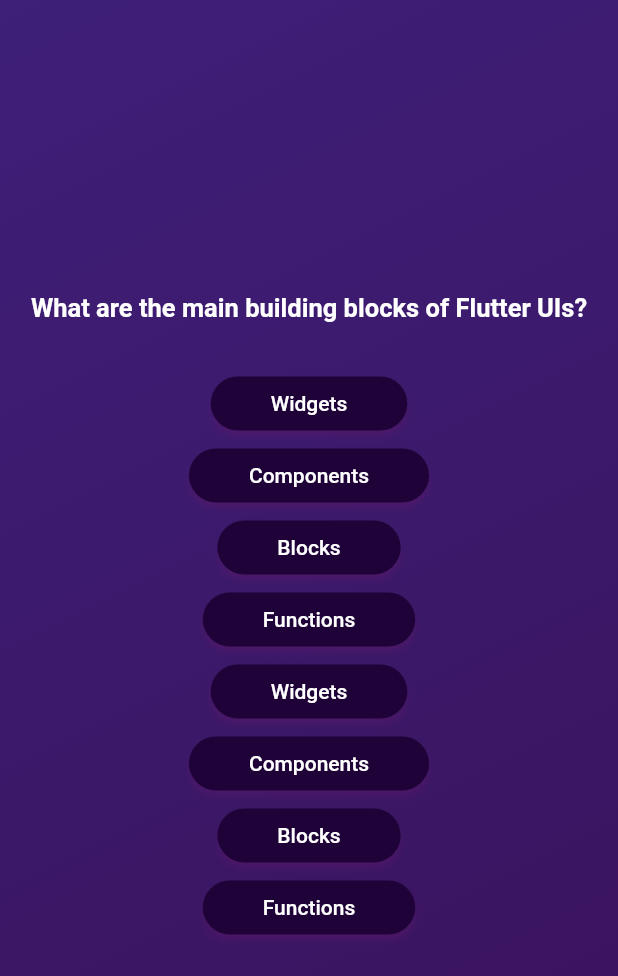
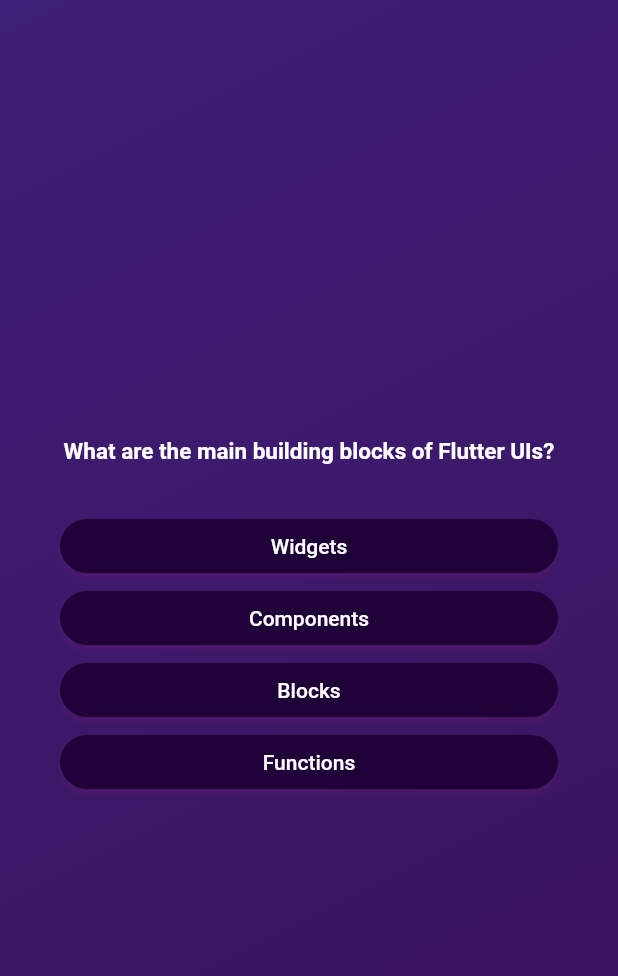
Before and after one commit to normi0/QuizApp, a Flutter app: the screen it shows after launch, after a tap on "Start FeedBack", on a phone screen of 412 x 824 dp. Shown: the top 976 px of the screen. Run offline on Flutter 3.47's test engine with Material 2 defaults, Android fonts, the phone set to English and light mode, and no system bars.

```diff
--- a/lib/question_screen.dart
+++ b/lib/question_screen.dart
@@ -14,8 +14,11 @@ class _QuestionsScreenState extends State<QuestionsScreen> {
   Widget build(BuildContext context) {
     final currentquestion = questions[0];
     return Center(
+        child: Container(
+      margin: const EdgeInsets.all(40),
       child: Column(
         mainAxisAlignment: MainAxisAlignment.center,
+        crossAxisAlignment: CrossAxisAlignment.stretch,
         children: [
           /* OutlinedButton.icon(
             onPressed: () {},
@@ -40,7 +43,8 @@ class _QuestionsScreenState extends State<QuestionsScreen> {
           Text(
             currentquestion.text,
             style: const TextStyle(
-              fontSize: 17, fontWeight: FontWeight.bold, color: Colors.white),
+                fontSize: 15, fontWeight: FontWeight.bold, color: Colors.white),
+            textAlign: TextAlign.center,
           ),
           const SizedBox(
             height: 30,
@@ -51,13 +55,15 @@ class _QuestionsScreenState extends State<QuestionsScreen> {
               return AnswerButton(answerText: item, onTap: () {});
             },
           ),
-        AnswerButton(answerText: currentquestion.answers[0], onTap: () {}),
+
+          /* AnswerButton(answerText: currentquestion.answers[0], onTap: () {}),
           AnswerButton(answerText: currentquestion.answers[1], onTap: () {}),
           AnswerButton(answerText: currentquestion.answers[2], onTap: () {}),
           AnswerButton(answerText: currentquestion.answers[3], onTap: () {}),
-/*         AnswerButton(answerText: currentquestion.answers[4], onTap: () {}),
+          AnswerButton(answerText: currentquestion.answers[4], onTap: () {}),
            */
         ],
+      ),
     ));
   }
 }
```
Lines whose indentation alone changed are shown as unchanged.
